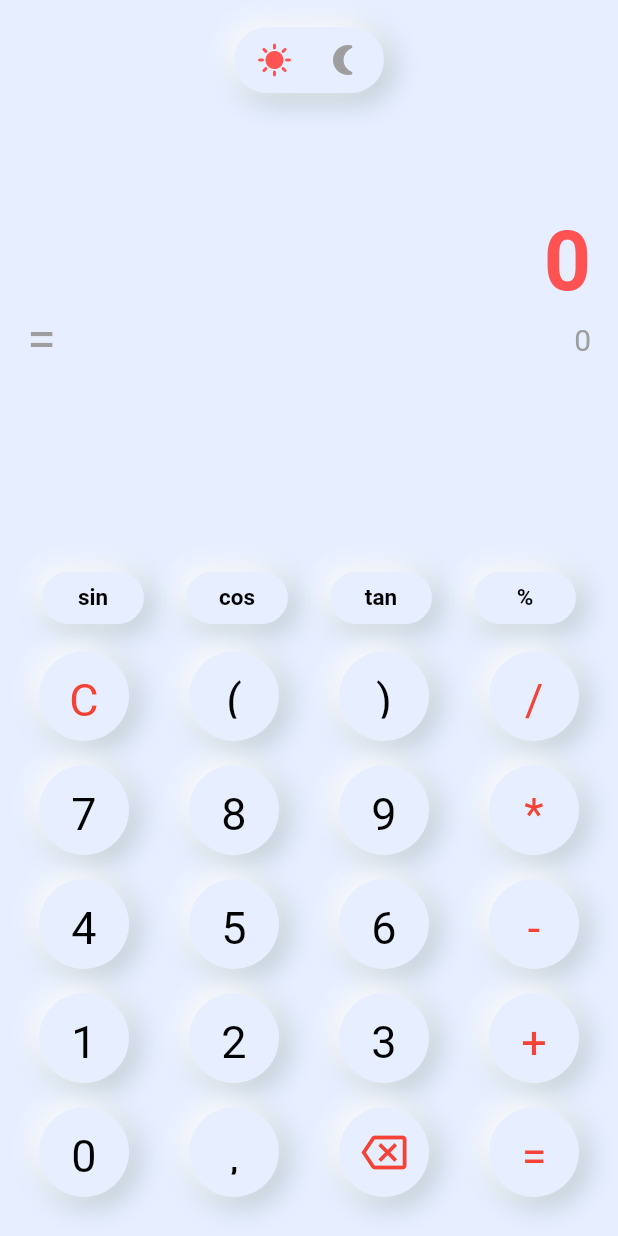
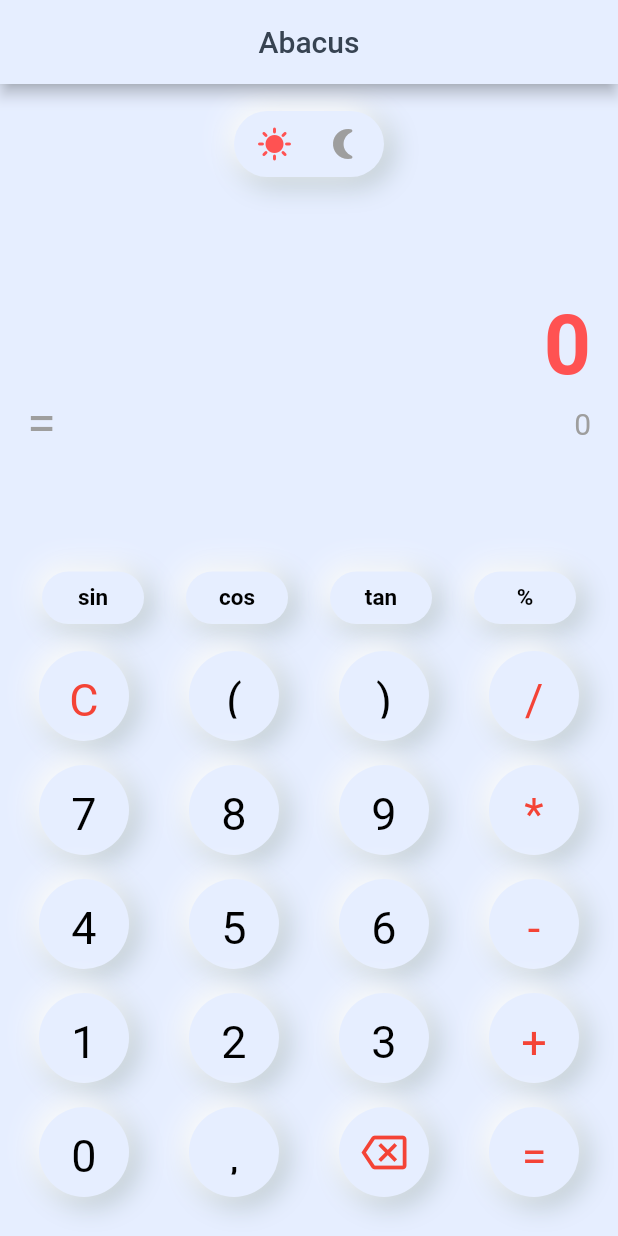
Before and after one commit to radhio-hoque/abacus, a Flutter app: the screen it shows after launch, on a phone screen of 412 x 824 dp. Run offline on Flutter 3.47's test engine with Material 2 defaults, Android fonts, the phone set to English and light mode, and no system bars; our stand-ins replace math_expressions.

Commit message:
Calculation Done

```diff
--- a/lib/screens/homeAbacus.dart
+++ b/lib/screens/homeAbacus.dart
@@ -18,6 +18,11 @@
   @override
   Widget build(BuildContext context) {
     return Scaffold(
+      appBar: AppBar(
+        backgroundColor: darkMode ? darkTheme : lightTheme,
+        title: Text("Abacus", style: TextStyle(color: darkMode ? lightTheme : darkTheme),),
+        centerTitle: true,
+      ),
       backgroundColor: darkMode ? darkTheme : lightTheme,
       body: SafeArea(
         child: Padding(
```
